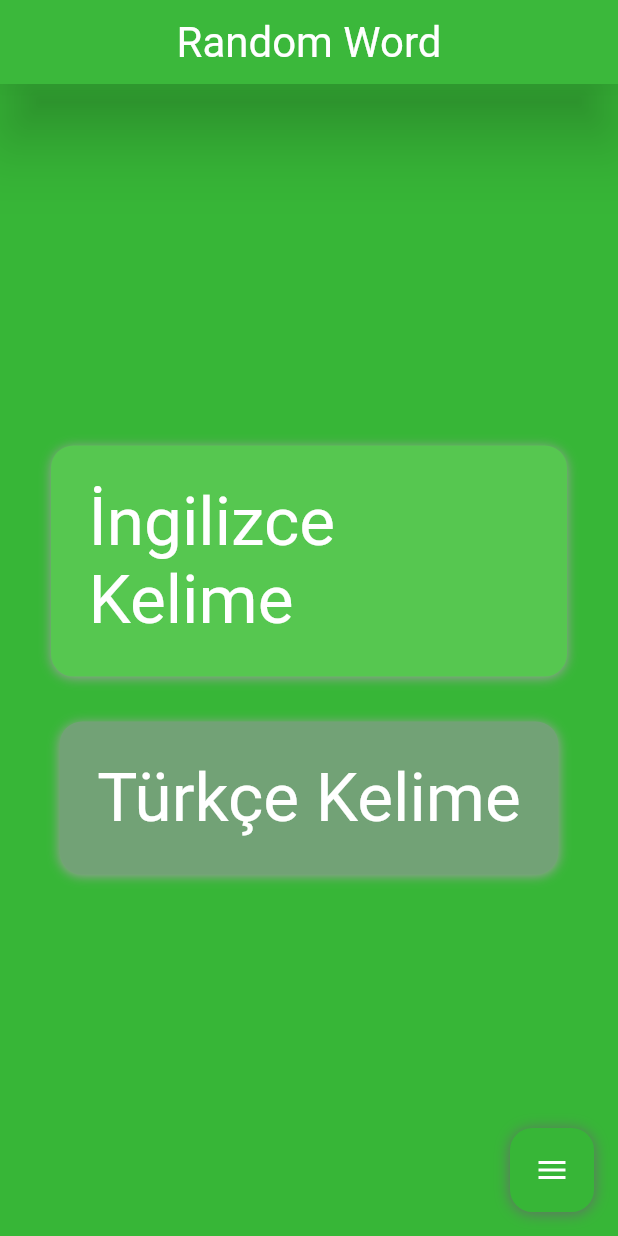
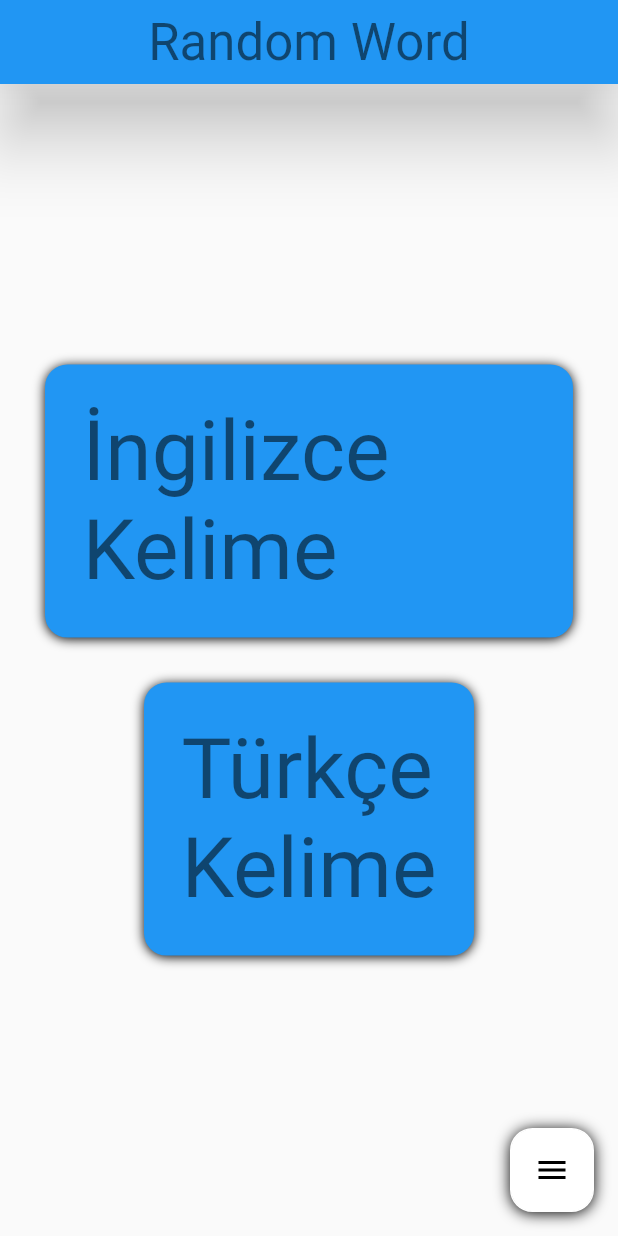
Before and after one commit to o-gkmn/get_random_word, a Flutter app: the screen it shows after launch, on a phone screen of 412 x 824 dp. Run offline on Flutter 3.47's test engine with Material 2 defaults, Android fonts, the phone set to English and light mode, and no system bars; our stand-ins replace bloc, equatable, flutter_bloc, sqflite; accounts and stored records are empty; statements that could not run were skipped.

Commit message:
dark theme abd shadow color is added

```diff
--- a/lib/screens/show_word.dart
+++ b/lib/screens/show_word.dart
@@ -26,7 +26,7 @@
     return Scaffold(
       appBar: AppBar(
         elevation: 20.0,
-        shadowColor: Colors.black,
+        shadowColor: Theme.of(context).colorScheme.shadow,
         title: Text(
           "Random Word",
           style: Theme.of(context).textTheme.headlineMedium,
@@ -106,10 +106,10 @@
                 width: 10,
               ),
               borderRadius: BorderRadius.circular(15.0),
-              boxShadow: const [
+              boxShadow: [
                 BoxShadow(
-                  color: Colors.grey,
-                  offset: Offset(0.0, 1.0), //(x,y)
+                  color: Theme.of(context).colorScheme.shadow,
+                  offset: const Offset(0.0, 1.0), //(x,y)
                   blurRadius: 6.0,
                 ),
               ],
@@ -151,10 +151,10 @@
                 width: 10,
               ),
               borderRadius: BorderRadius.circular(15.0),
-              boxShadow: const [
+              boxShadow: [
                 BoxShadow(
-                  color: Colors.grey,
-                  offset: Offset(0.0, 1.0), //(x,y)
+                  color: Theme.of(context).colorScheme.shadow,
+                  offset: const Offset(0.0, 1.0), //(x,y)
                   blurRadius: 6.0,
                 ),
               ],
@@ -318,7 +318,7 @@
           color: Theme.of(context).colorScheme.surface,
           boxShadow: [
             BoxShadow(
-              color: Theme.of(context).colorScheme.onBackground,
+              color: Theme.of(context).colorScheme.shadow,
               offset: const Offset(0.0, 1.0),
               blurRadius: 8.0,
             ),
```
Also changed, not shown: lib/theme/green_theme.dart (+49 -17 lines).
